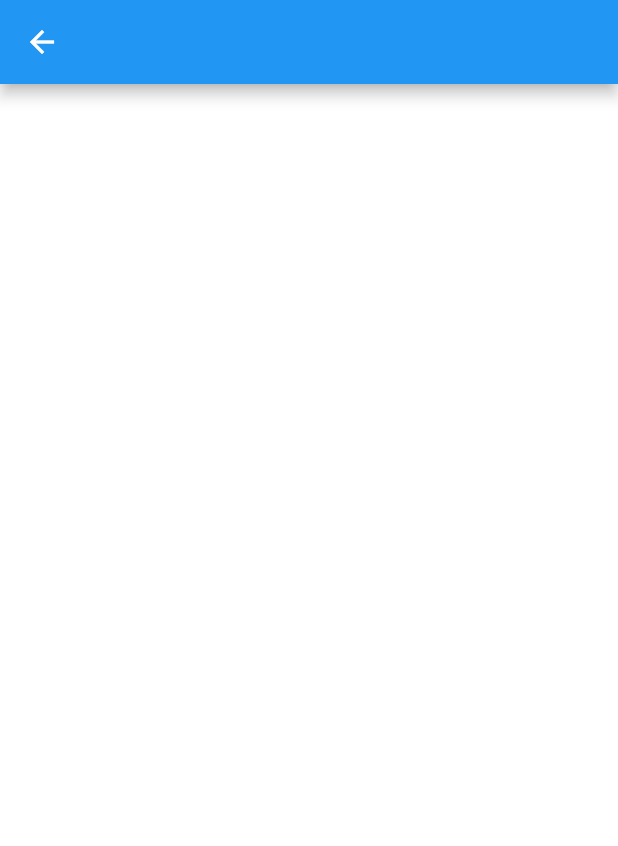
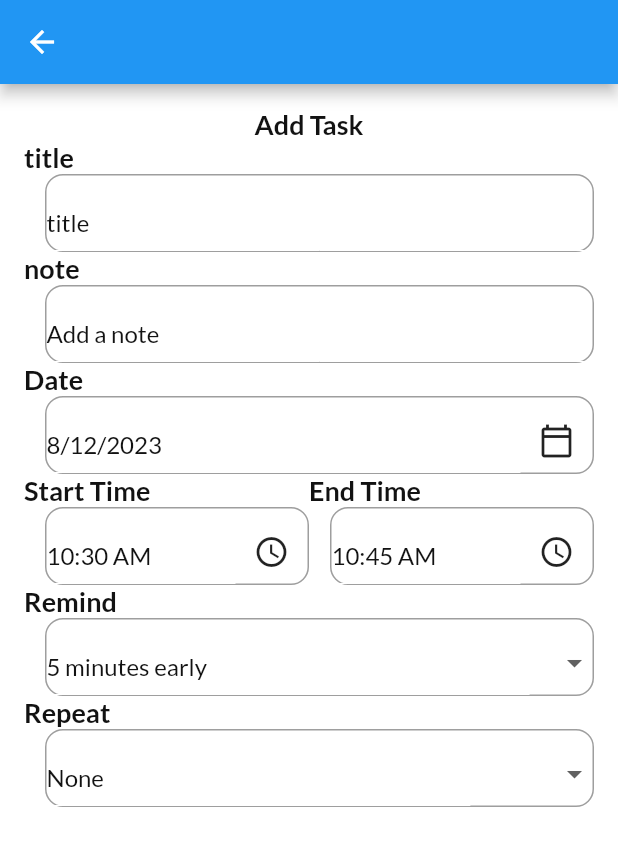
Before and after one commit to dev-KarimAhmed/to_do_app_getx_sqflit, a Flutter app: the AddTaskPage screen opened directly, on a phone screen of 412 x 824 dp. Shown: the top 846 px of the screen. Run offline on Flutter 3.47's test engine with Material 2 defaults, Android fonts, the phone set to English and light mode, and no system bars; our stand-ins replace get, get_storage, google_fonts; accounts and stored records are empty.

Commit message:
Add task page part 1

```diff
--- a/lib/controllers/task_controller.dart
+++ b/lib/controllers/task_controller.dart
@@ -1 +1,3 @@
-class TaskController {}
+import 'package:get/get_state_manager/src/simple/get_controllers.dart';
+
+class TaskController extends GetxController{}
--- a/lib/ui/pages/add_task_page.dart
+++ b/lib/ui/pages/add_task_page.dart
@@ -1,4 +1,10 @@
 import 'package:flutter/material.dart';
+import 'package:get/get.dart';
+import 'package:intl/intl.dart';
+
+import '../../controllers/task_controller.dart';
+import '../theme.dart';
+import '../widgets/input_field.dart';
 
 class AddTaskPage extends StatefulWidget {
   const AddTaskPage({Key? key}) : super(key: key);
@@ -8,11 +14,122 @@ class AddTaskPage extends StatefulWidget {
 }
 
 class _AddTaskPageState extends State<AddTaskPage> {
+  final TaskController taskController = Get.put(TaskController());
+  final TextEditingController titleController = TextEditingController();
+  final TextEditingController noteController = TextEditingController();
+  DateTime selectedDate = DateTime.now();
+  String startTime = DateFormat('hh:mm a').format(DateTime.now());
+  String endTime =
+      DateFormat('hh:mm a').format(DateTime.now().add(Duration(minutes: 15)));
+  int selectedRemind = 5;
+  List<int> remindList = [5, 10, 15, 20];
+  String selectedRepeat = 'None';
+  List<String> repeatList = ['None', 'Daily', 'Weekly', 'Monthly'];
+  int selectedColor = 0;
+
   @override
   Widget build(BuildContext context) {
     return Scaffold(
       appBar: AppBar(),
-      body: Container(),
+      body: Container(
+        padding: EdgeInsets.all(16),
+        child: SingleChildScrollView(
+          child: Column(
+            children: [
+              Text(
+                'Add Task',
+                style: titleStyle,
+              ),
+              InputField(
+                hint: 'title',
+                title: 'title',
+                controller: titleController,
+              ),
+              InputField(
+                hint: 'Add a note',
+                title: 'note',
+                controller: noteController,
+              ),
+              InputField(
+                hint: '${DateFormat().add_yMd().format(selectedDate)}',
+                title: 'Date',
+                controller: noteController,
+                widget: IconButton(
+                    onPressed: () {},
+                    icon: Icon(Icons.calendar_today_outlined)),
+              ),
+              Row(
+                children: [
+                  Expanded(
+                    child: InputField(
+                      hint: '$startTime',
+                      title: 'Start Time',
+                      controller: noteController,
+                      widget: IconButton(
+                          onPressed: () {}, icon: Icon(Icons.access_time)),
+                    ),
+                  ),
+                  Expanded(
+                    child: InputField(
+                      hint: '$endTime',
+                      title: 'End Time',
+                      controller: noteController,
+                      widget: IconButton(
+                          onPressed: () {}, icon: Icon(Icons.access_time)),
+                    ),
+                  ),
+                ],
+              ),
+              InputField(
+                hint: '$selectedRemind minutes early',
+                title: 'Remind',
+                widget: DropdownButton(
+                    borderRadius: BorderRadius.circular(16),
+                    dropdownColor: Colors.blueGrey,
+                    underline: Container(),
+                    items: remindList
+                        .map<DropdownMenuItem<String>>(
+                            (value) => DropdownMenuItem<String>(
+                                  value: value.toString(),
+                                  child: Text(
+                                    value.toString(),
+                                    style: TextStyle(color: Colors.white),
+                                  ),
+                                ))
+                        .toList(),
+                    onChanged: (newVal) {
+                      setState(() {
+                        selectedRemind = int.parse(newVal!);
+                      });
+                    }),
+              ),
+              InputField(
+                hint: '$selectedRepeat',
+                title: 'Repeat',
+                widget: DropdownButton(
+                    borderRadius: BorderRadius.circular(16),
+                    dropdownColor: Colors.blueGrey,
+                    underline: Container(),
+                    items: repeatList
+                        .map<DropdownMenuItem<String>>(
+                            (value) => DropdownMenuItem<String>(
+                                  value: value.toString(),
+                                  child: Text(
+                                    value.toString(),
+                                    style: TextStyle(color: Colors.white),
+                                  ),
+                                ))
+                        .toList(),
+                    onChanged: (newVal) {
+                      setState(() {
+                        selectedRepeat = newVal!;
+                      });
+                    }),
+              )
+            ],
+          ),
+        ),
+      ),
     );
   }
 }
--- a/lib/ui/pages/home_page.dart
+++ b/lib/ui/pages/home_page.dart
@@ -5,6 +5,7 @@ import 'package:to_do_app_getx_sqflit/services/theme_services.dart';
 import '../size_config.dart';
 import '../widgets/button.dart';
 import '../widgets/input_field.dart';
+import 'add_task_page.dart';
 import 'notification_screen.dart';
 
 class HomePage extends StatefulWidget {
@@ -38,7 +39,9 @@ class _HomePageState extends State<HomePage> {
           children: [
             MyButton(
               label: 'Add Task',
-              onTap: () {},
+              onTap: () {
+                Get.to(AddTaskPage());
+              },
             ),
             InputField(hint: 'Add Task', title: 'title'),
           ],
```
